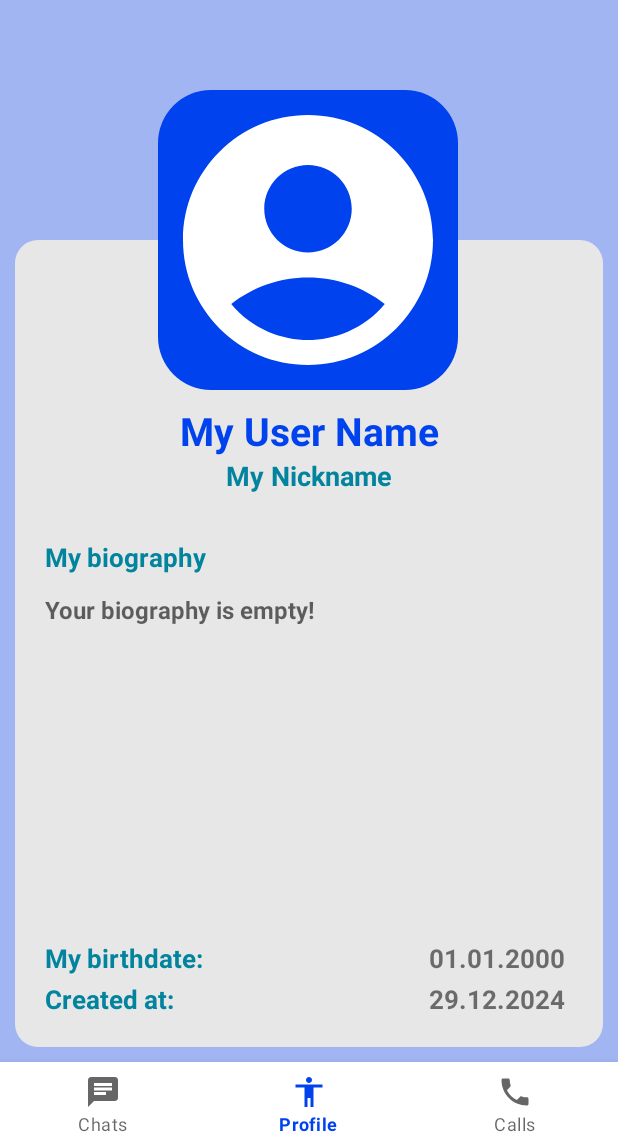
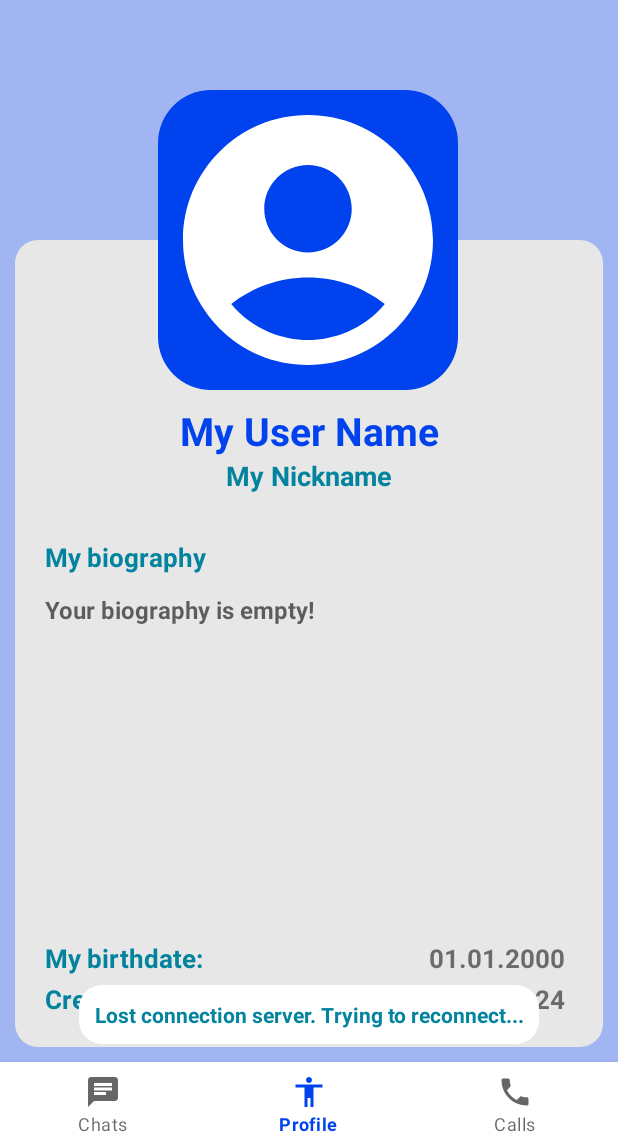
Before and after one commit to Daemon1004/PlainApp, an Android app built with Jetpack Compose: the screen it shows after launch (MainActivity), item 2 of the bottom bar chosen, on a phone screen of 412 x 824 dp, the part 90-1236 px from its top. Run offline under Robolectric (Android 15) with nearby library versions, the light colour scheme and no system bars; our stand-ins replace Room's generated code, navigation-ui; 5 statements that could not run were skipped.

Commit message:
Show connection problem in main activity

```diff
--- a/app/src/main/java/com/example/plainapp/SocketService.kt
+++ b/app/src/main/java/com/example/plainapp/SocketService.kt
@@ -273,7 +273,7 @@ class SocketService : LifecycleService() {
 
     }
 
-    private var connectedStatus = MutableLiveData(false)
+    var connectedStatus = MutableLiveData(false)
 
     private val userFileName = "user.json"
 
--- a/app/src/main/res/layout/activity_main.xml
+++ b/app/src/main/res/layout/activity_main.xml
@@ -69,4 +69,29 @@
         app:layout_constraintTop_toBottomOf="@+id/constraintLayout"
         app:navGraph="@navigation/mobile_navigation" />
 
+    <androidx.constraintlayout.widget.ConstraintLayout
+        android:id="@+id/connectionProblemsLayout"
+        android:layout_width="wrap_content"
+        android:layout_height="wrap_content"
+        android:layout_margin="12dp"
+        android:padding="10dp"
+        android:background="@drawable/rounded_edge"
+        android:backgroundTint="?attr/colorOnPrimary"
+        app:layout_constraintBottom_toTopOf="@+id/nav_view"
+        app:layout_constraintEnd_toEndOf="parent"
+        app:layout_constraintStart_toStartOf="parent">
+
+        <TextView
+            android:layout_width="match_parent"
+            android:maxWidth="300dp"
+            android:gravity="center"
+            android:layout_height="match_parent"
+            android:text="@string/lost_connection"
+            android:textColor="?attr/colorSecondary"
+            android:textSize="14sp"
+            android:textStyle="bold"
+            tools:ignore="HardcodedText" />
+
+    </androidx.constraintlayout.widget.ConstraintLayout>
+
 </androidx.constraintlayout.widget.ConstraintLayout>
--- a/app/src/main/res/values/strings.xml
+++ b/app/src/main/res/values/strings.xml
@@ -28,4 +28,5 @@
     <string name="call_end_button">End call button</string>
     <string name="call_orientation_button">Change orientation device button</string>
     <string name="call_audio_button">Audio button</string>
+    <string name="lost_connection">Lost connection server. Trying to reconnect...</string>
 </resources>
```
Also changed, not shown: app/src/main/java/com/example/plainapp/MainActivity.kt (+19 -9 lines), 1 other file.
